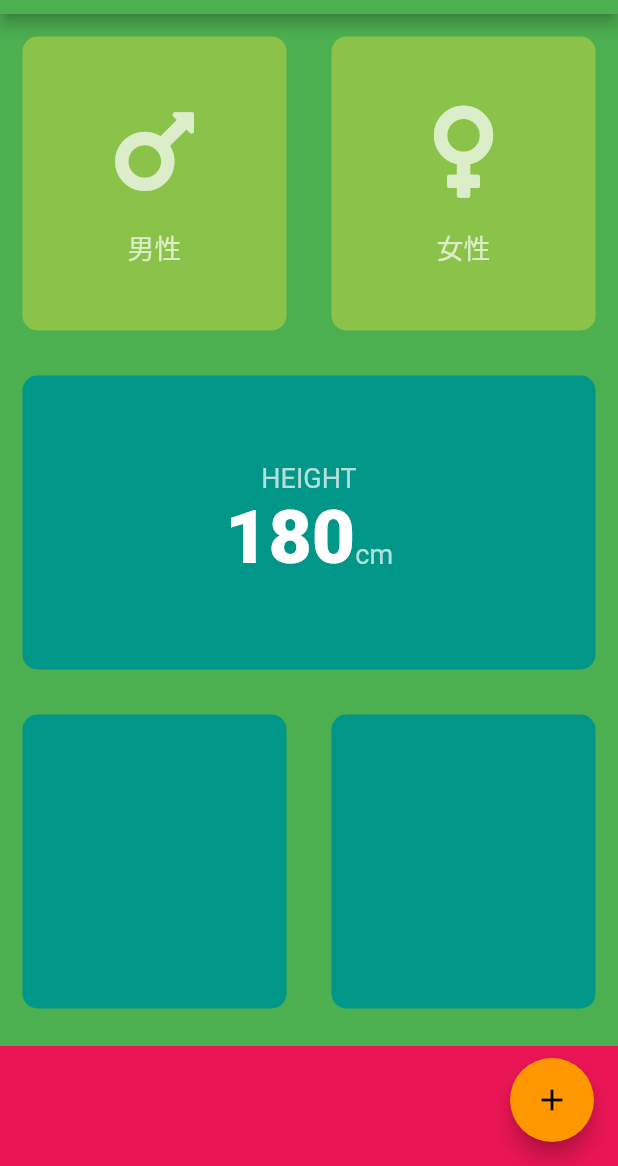
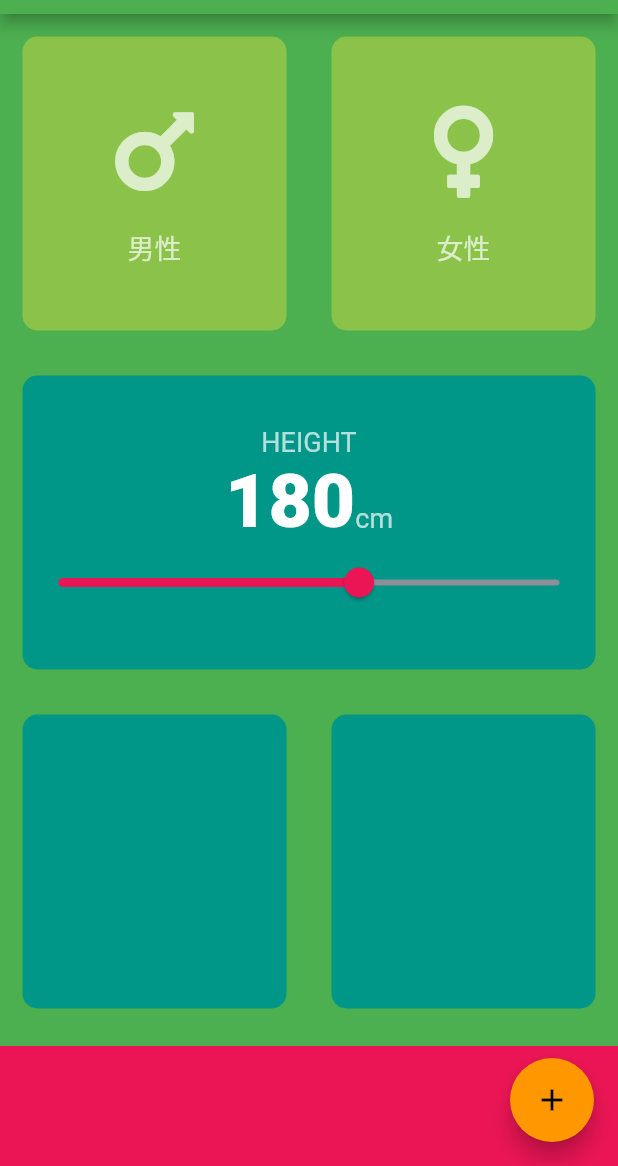
Before and after one commit to moriyamasaaaki/calculator_app, a Flutter app: the screen it shows after launch, on a phone screen of 412 x 824 dp, the part 70-1236 px from its top. Run offline on Flutter 3.47's test engine with Material 2 defaults, Android fonts, the phone set to English and light mode, and no system bars; our stand-ins replace font_awesome_flutter.

Commit message:
feat(input_page): Slider()追加

```diff
--- a/lib/input_page.dart
+++ b/lib/input_page.dart
@@ -12,6 +12,7 @@ class InputPage extends StatefulWidget {
 }
 
 Gender selectedGender;
+int height = 180;
 
 Color maleCardColor = kInactiveCardColor;
 Color femaleCardColor = kInactiveCardColor;
@@ -79,7 +80,7 @@ class _InputPageState extends State<InputPage> {
                     textBaseline: TextBaseline.alphabetic,
                     children: <Widget>[
                       Text(
-                        '180',
+                        height.toString(),
                         style: kNumberTextStyle,
                       ),
                       Text(
@@ -87,7 +88,19 @@ class _InputPageState extends State<InputPage> {
                         style: kLabelTextStyle,
                       )
                     ],
-                  )
+                  ),
+                  Slider(
+                    value: height.toDouble(),
+                    min: 120.0,
+                    max: 220.0,
+                    activeColor: Color(0xFFEB1555),
+                    inactiveColor: Color(0xFF8D8E98),
+                    onChanged: (double newValue) {
+                      setState(() {
+                        height = newValue.round();
+                      });
+                    },
+                  ),
                 ],
               ),
             ),
```
